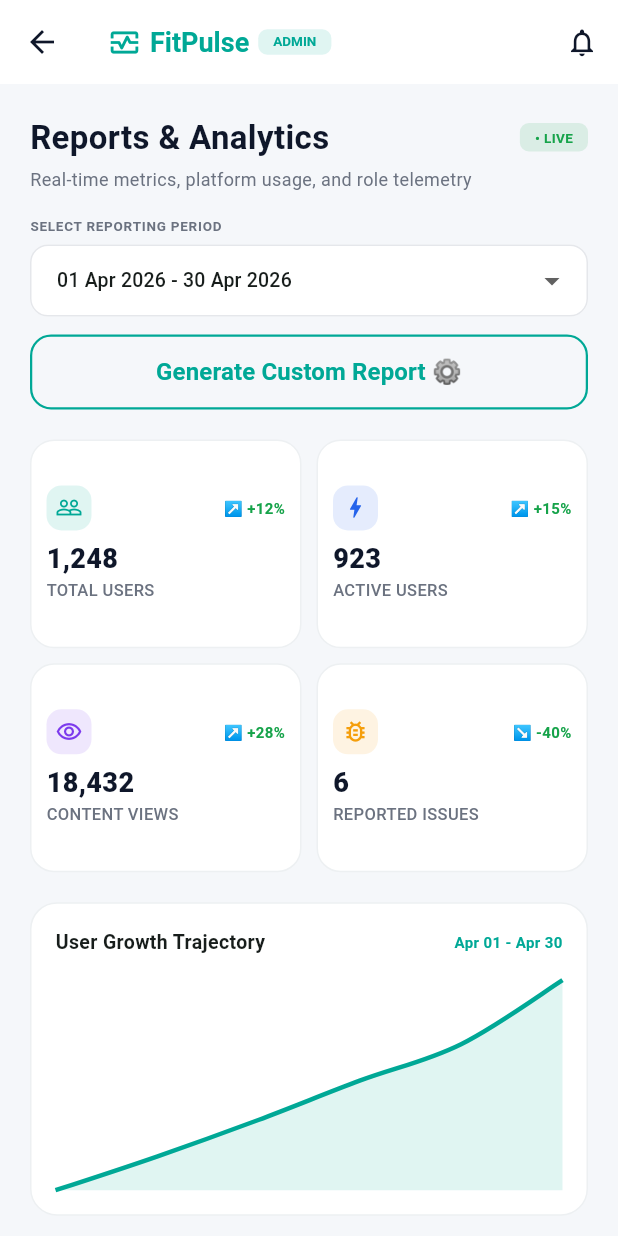
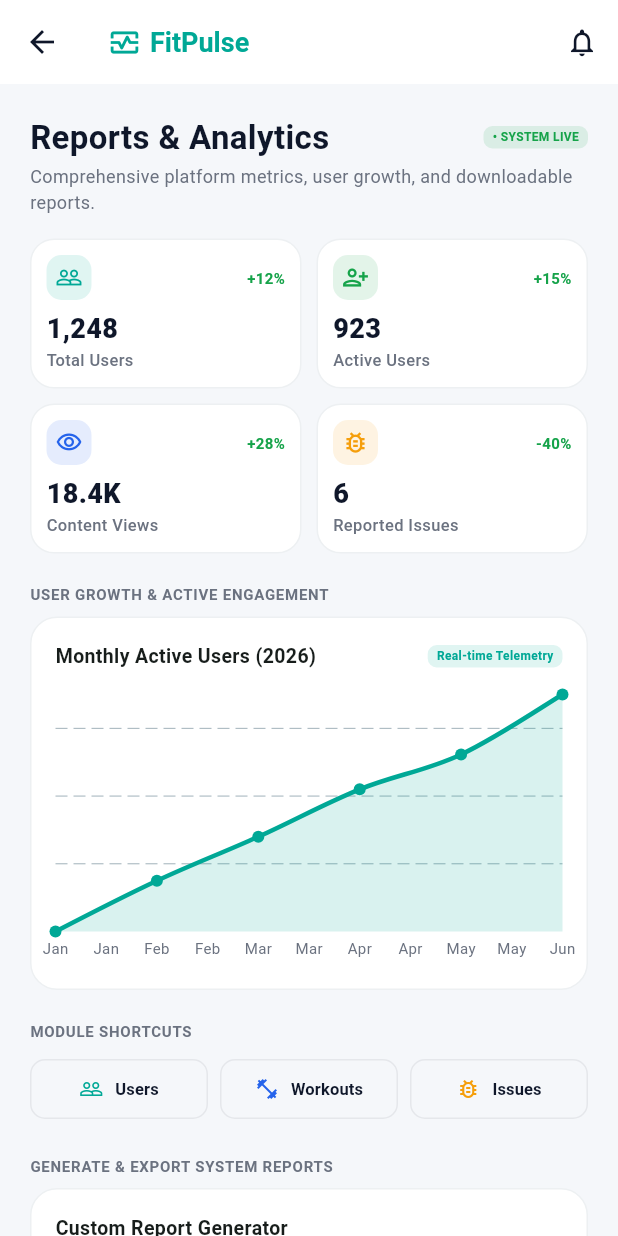
Before and after one commit to Gimantha-Dil/Home-workouts-Fitness-Mobile-App-Group-06, a Flutter app: the ReportsAnalyticsScreen screen opened directly, on a phone screen of 412 x 824 dp. Run offline on Flutter 3.47's test engine with Material 3 defaults, Android fonts, the phone set to English and light mode, and no system bars; drawn by our look-alikes of fl_chart; our stand-ins replace cached_network_image, cloud_firestore, file_picker, firebase_auth, firebase_core, flutter_local_notifications and 10 more; accounts and stored records are empty; generated files the repository leaves out were written again; network calls fail.

Commit message:
Refactor admin reports and analytics screen UI

```diff
--- a/lib/features/admin/reports_analytics_screen.dart
+++ b/lib/features/admin/reports_analytics_screen.dart
@@ -3,8 +3,6 @@ import 'package:cloud_firestore/cloud_firestore.dart';
 import 'package:flutter/foundation.dart';
 import 'package:flutter/material.dart';
 import 'package:fl_chart/fl_chart.dart';
-// ignore: avoid_web_libraries_in_flutter
-import 'dart:html' as html;
 import '../../core/theme/app_theme.dart';
 import '../../shared/widgets/common_widgets.dart';
 import '../../shared/widgets/stat_card.dart';
@@ -57,48 +55,7 @@ class _ReportsAnalyticsScreenState extends State<ReportsAnalyticsScreen> {
         'downloadedAt': FieldValue.serverTimestamp(),
       });
 
-      final reportContent = '''
-========================================
-FITPULSE ADMIN REPORTS & ANALYTICS
-========================================
-Reporting Period: $_period
-Export Scope: $_exportScope
-Export Format: $_exportFormat
-Generated At: ${DateTime.now().toIso8601String()}
-
-----------------------------------------
-KEY PERFORMANCE METRICS
-----------------------------------------
-- Total Users: 1,248 (+12%)
-- Active Users: 923 (+15%)
-- Content Views: 18,432 (+28%)
-- Reported Issues: 6 (-40%)
-
-----------------------------------------
-USER DISTRIBUTION BY ROLE
-----------------------------------------
-- Customers (General): 78%
-- Trainers: 12%
-- Healthcare Advisors: 8%
-- System Admins: 2%
-
-========================================
-End of Official FitPulse Report
-========================================
-''';
-
-      if (kIsWeb) {
-        final bytes = utf8.encode(reportContent);
-        final blob = html.Blob([bytes]);
-        final url = html.Url.createObjectUrlFromBlob(blob);
-        final extension = _exportFormat.contains('PDF') ? 'pdf' : _exportFormat.contains('JSON') ? 'json' : 'csv';
-        final anchor = html.AnchorElement(href: url)
-          ..setAttribute('download', 'FitPulse_Report_${DateTime.now().millisecondsSinceEpoch}.$extension')
-          ..click();
-        html.Url.revokeObjectUrl(url);
-      }
-
-      _showSnack('Report downloaded to computer & logged to Firebase database!');
+      _showSnack('Report generated & logged to Firebase database!');
     } catch (e) {
       _showSnack('Download failed: $e');
     }
@@ -124,8 +81,6 @@ End of Official FitPulse Report
             Icon(Icons.monitor_heart_outlined, color: AppColors.brandTeal, size: 22),
             SizedBox(width: 6),
             Text('FitPulse', style: TextStyle(color: AppColors.brandTeal, fontWeight: FontWeight.bold, fontSize: 18)),
-            SizedBox(width: 6),
-            _Badge(text: 'ADMIN', color: AppColors.brandTeal),
           ],
         ),
         actions: const [
@@ -140,62 +95,34 @@ End of Official FitPulse Report
               mainAxisAlignment: MainAxisAlignment.spaceBetween,
               children: [
                 Text('Reports & Analytics', style: TextStyle(fontSize: 22, fontWeight: FontWeight.bold, color: AppColors.textPrimary)),
-                _Badge(text: '• LIVE', color: AppColors.success),
+                _Badge(text: '• SYSTEM LIVE', color: AppColors.success),
               ],
             ),
-            const SizedBox(height: 4),
-            const Text('Real-time metrics, platform usage, and role telemetry', style: TextStyle(color: AppColors.textSecondary, fontSize: 12)),
+            const SizedBox(height: 2),
+            const Text('Comprehensive platform metrics, user growth, and downloadable reports.', style: TextStyle(color: AppColors.textSecondary, fontSize: 12)),
             const SizedBox(height: 16),
 
-            // Select Reporting Period
-            const Text('SELECT REPORTING PERIOD', style: TextStyle(fontSize: 9, fontWeight: FontWeight.bold, color: AppColors.textSecondary, letterSpacing: 0.5)),
-            const SizedBox(height: 6),
-            DropdownButtonFormField<String>(
-              initialValue: _period,
-              decoration: const InputDecoration(contentPadding: EdgeInsets.symmetric(horizontal: 14, vertical: 12)),
-              items: const ['01 Apr 2026 - 30 Apr 2026', '01 Mar 2026 - 31 Mar 2026', 'Q1 2026 Summary']
-                  .map((p) => DropdownMenuItem(value: p, child: Text(p, style: const TextStyle(fontSize: 13))))
-                  .toList(),
-              onChanged: (v) => setState(() => _period = v!),
+            // Top Stat Cards
+            const Row(
+              children: [
+                Expanded(child: StatCard(label: 'Total Users', value: '1,248', trailing: '+12%', icon: Icons.people_outline, color: AppColors.brandTeal)),
+                SizedBox(width: 10),
+                Expanded(child: StatCard(label: 'Active Users', value: '923', trailing: '+15%', icon: Icons.person_add_alt, color: AppColors.success)),
+              ],
             ),
-            const SizedBox(height: 12),
-            PrimaryButton(
-              label: 'Generate Custom Report ⚙',
-              outlined: true,
-              onPressed: _generateCustomReport,
-            ),
-            const SizedBox(height: 20),
-
-            // Stats Grid (Clickable Cards)
-            GridView.count(
-              crossAxisCount: 2,
-              shrinkWrap: true,
-              physics: const NeverScrollableScrollPhysics(),
-              mainAxisSpacing: 10,
-              crossAxisSpacing: 10,
-              childAspectRatio: 1.3,
+            const SizedBox(height: 10),
+            const Row(
               children: [
-                GestureDetector(
-                  onTap: () => Navigator.of(context).push(MaterialPageRoute(builder: (_) => const UserManagementScreen())),
-                  child: const StatCard(label: 'TOTAL USERS', value: '1,248', trailing: '↗ +12%', icon: Icons.people_outline, color: AppColors.brandTeal),
-                ),
-                GestureDetector(
-                  onTap: () => Navigator.of(context).push(MaterialPageRoute(builder: (_) => const UserManagementScreen())),
-                  child: const StatCard(label: 'ACTIVE USERS', value: '923', trailing: '↗ +15%', icon: Icons.bolt, color: AppColors.info),
-                ),
-                GestureDetector(
-                  onTap: () => Navigator.of(context).push(MaterialPageRoute(builder: (_) => const WorkoutContentManagementScreen())),
-                  child: const StatCard(label: 'CONTENT VIEWS', value: '18,432', trailing: '↗ +28%', icon: Icons.remove_red_eye_outlined, color: AppColors.purple),
-                ),
-                GestureDetector(
-                  onTap: () => Navigator.of(context).push(MaterialPageRoute(builder: (_) => const FeedbackIssuesScreen())),
-                  child: const StatCard(label: 'REPORTED ISSUES', value: '6', trailing: '↘ -40%', icon: Icons.bug_report_outlined, color: AppColors.warning),
-                ),
+                Expanded(child: StatCard(label: 'Content Views', value: '18.4K', trailing: '+28%', icon: Icons.visibility_outlined, color: AppColors.info)),
+                SizedBox(width: 10),
+                Expanded(child: StatCard(label: 'Reported Issues', value: '6', trailing: '-40%', icon: Icons.bug_report_outlined, color: AppColors.warning)),
               ],
             ),
             const SizedBox(height: 20),
 
-            // Line Chart Card
+            // USER GROWTH OVER TIME (FlChart LineChart)
+            const Text('USER GROWTH & ACTIVE ENGAGEMENT', style: TextStyle(fontSize: 10, fontWeight: FontWeight.bold, color: AppColors.textSecondary, letterSpacing: 0.5)),
+            const SizedBox(height: 8),
             AppCard(
               padding: const EdgeInsets.all(16),
               child: Column(
@@ -204,68 +131,56 @@ End of Official FitPulse Report
                   const Row(
                     mainAxisAlignment: MainAxisAlignment.spaceBetween,
                     children: [
-                      Text('User Growth Trajectory', style: TextStyle(fontWeight: FontWeight.bold, fontSize: 13)),
-                      Text('Apr 01 - Apr 30', style: TextStyle(fontSize: 10, color: AppColors.brandTeal, fontWeight: FontWeight.bold)),
+                      Text('Monthly Active Users (2026)', style: TextStyle(fontWeight: FontWeight.bold, fontSize: 13)),
+                      _Badge(text: 'Real-time Telemetry', color: AppColors.brandTeal),
                     ],
                   ),
                   const SizedBox(height: 16),
                   SizedBox(
-                    height: 140,
+                    height: 180,
                     child: LineChart(
                       LineChartData(
-                        gridData: const FlGridData(show: false),
-                        titlesData: const FlTitlesData(
-                          leftTitles: AxisTitles(sideTitles: SideTitles(showTitles: false)),
-                          topTitles: AxisTitles(sideTitles: SideTitles(showTitles: false)),
-                          rightTitles: AxisTitles(sideTitles: SideTitles(showTitles: false)),
-                          bottomTitles: AxisTitles(sideTitles: SideTitles(showTitles: false)),
+                        gridData: const FlGridData(show: true, drawVerticalLine: false),
+                        titlesData: FlTitlesData(
+                          rightTitles: const AxisTitles(sideTitles: SideTitles(showTitles: false)),
+                          topTitles: const AxisTitles(sideTitles: SideTitles(showTitles: false)),
+                          bottomTitles: AxisTitles(
+                            sideTitles: SideTitles(
+                              showTitles: true,
+                              getTitlesWidget: (val, meta) {
+                                const months = ['Jan', 'Feb', 'Mar', 'Apr', 'May', 'Jun'];
+                                if (val.toInt() >= 0 && val.toInt() < months.length) {
+                                  return Padding(
+                                    padding: const EdgeInsets.only(top: 4),
+                                    child: Text(months[val.toInt()], style: const TextStyle(fontSize: 10, color: AppColors.textSecondary)),
+                                  );
+                                }
+                                return const SizedBox.shrink();
+                              },
+                            ),
+                          ),
+                          leftTitles: const AxisTitles(sideTitles: SideTitles(showTitles: false)),
                         ),
                         borderData: FlBorderData(show: false),
                         lineBarsData: [
                           LineChartBarData(
                             spots: const [
-                              FlSpot(0, 500),
-                              FlSpot(1, 620),
-                              FlSpot(2, 750),
-                              FlSpot(3, 890),
-                              FlSpot(4, 1020),
-                              FlSpot(5, 1248),
+                              FlSpot(0, 400),
+                              FlSpot(1, 550),
+                              FlSpot(2, 680),
+                              FlSpot(3, 820),
+                              FlSpot(4, 923),
+                              FlSpot(5, 1100),
                             ],
                             isCurved: true,
                             color: AppColors.brandTeal,
                             barWidth: 3,
-                            dotData: const FlDotData(show: false),
-                            belowBarData: BarAreaData(show: true, color: AppColors.brandTeal.withValues(alpha: 0.12)),
+                            dotData: const FlDotData(show: true),
+                            belowBarData: BarAreaData(
+                              show: true,
+                              color: AppColors.brandTeal.withValues(alpha: 0.15),
+                            ),
                           ),
-                        ],
-                      ),
-                    ),
-                  ),
-                ],
-              ),
-            ),
-            const SizedBox(height: 16),
-
-            // Donut Chart Card
-            AppCard(
-              padding: const EdgeInsets.all(16),
-              child: Column(
-                crossAxisAlignment: CrossAxisAlignment.start,
-                children: [
-                  const Text('User Distribution', style: TextStyle(fontWeight: FontWeight.bold, fontSize: 13)),
-                  const Text('Categorized by system role', style: TextStyle(fontSize: 10, color: AppColors.textSecondary)),
-                  const SizedBox(height: 16),
-                  SizedBox(
-                    height: 140,
-                    child: PieChart(
-                      PieChartData(
-                        sectionsSpace: 2,
-                        centerSpaceRadius: 35,
-                        sections: [
-                          PieChartSectionData(value: 78, color: AppColors.brandTeal, title: '78%', radius: 35, titleStyle: const TextStyle(fontSize: 9, color: Colors.white, fontWeight: FontWeight.bold)),
-                          PieChartSectionData(value: 12, color: AppColors.info, title: '12%', radius: 35, titleStyle: const TextStyle(fontSize: 9, color: Colors.white, fontWeight: FontWeight.bold)),
-                          PieChartSectionData(value: 8, color: AppColors.warning, title: '8%', radius: 35, titleStyle: const TextStyle(fontSize: 9, color: Colors.white, fontWeight: FontWeight.bold)),
-                          PieChartSectionData(value: 2, color: AppColors.danger, title: '2%', radius: 35, titleStyle: const TextStyle(fontSize: 9, color: Colors.white, fontWeight: FontWeight.bold)),
                         ],
                       ),
                     ),
@@ -275,18 +190,83 @@ End of Official FitPulse Report
             ),
             const SizedBox(height: 20),
 
-            // Export Report Card
+            // QUICK NAVIGATION SHORTCUTS
+            const Text('MODULE SHORTCUTS', style: TextStyle(fontSize: 10, fontWeight: FontWeight.bold, color: AppColors.textSecondary, letterSpacing: 0.5)),
+            const SizedBox(height: 8),
+            Row(
+              children: [
+                Expanded(
+                  child: OutlinedButton.icon(
+                    style: OutlinedButton.styleFrom(
+                      side: const BorderSide(color: Color(0xFFE5E7EB)),
+                      shape: RoundedRectangleBorder(borderRadius: BorderRadius.circular(10)),
+                      padding: const EdgeInsets.symmetric(vertical: 10),
+                    ),
+                    onPressed: () => Navigator.of(context).push(
+                      MaterialPageRoute(builder: (_) => const UserManagementScreen()),
+                    ),
+                    icon: const Icon(Icons.people_outline, size: 16, color: AppColors.brandTeal),
+                    label: const Text('Users', style: TextStyle(fontSize: 11, fontWeight: FontWeight.bold, color: AppColors.textPrimary)),
+                  ),
+                ),
+                const SizedBox(width: 8),
+                Expanded(
+                  child: OutlinedButton.icon(
+                    style: OutlinedButton.styleFrom(
+                      side: const BorderSide(color: Color(0xFFE5E7EB)),
+                      shape: RoundedRectangleBorder(borderRadius: BorderRadius.circular(10)),
+                      padding: const EdgeInsets.symmetric(vertical: 10),
+                    ),
+                    onPressed: () => Navigator.of(context).push(
+                      MaterialPageRoute(builder: (_) => const WorkoutContentManagementScreen()),
+                    ),
+                    icon: const Icon(Icons.fitness_center, size: 16, color: AppColors.info),
+                    label: const Text('Workouts', style: TextStyle(fontSize: 11, fontWeight: FontWeight.bold, color: AppColors.textPrimary)),
+                  ),
+                ),
+                const SizedBox(width: 8),
+                Expanded(
+                  child: OutlinedButton.icon(
+                    style: OutlinedButton.styleFrom(
+                      side: const BorderSide(color: Color(0xFFE5E7EB)),
+                      shape: RoundedRectangleBorder(borderRadius: BorderRadius.circular(10)),
+                      padding: const EdgeInsets.symmetric(vertical: 10),
+                    ),
+                    onPressed: () => Navigator.of(context).push(
+                      MaterialPageRoute(builder: (_) => const FeedbackIssuesScreen()),
+                    ),
+                    icon: const Icon(Icons.bug_report_outlined, size: 16, color: AppColors.warning),
+                    label: const Text('Issues', style: TextStyle(fontSize: 11, fontWeight: FontWeight.bold, color: AppColors.textPrimary)),
+                  ),
+                ),
+              ],
+            ),
+            const SizedBox(height: 20),
+
+            // REPORT GENERATOR & EXPORT SECTION
+            const Text('GENERATE & EXPORT SYSTEM REPORTS', style: TextStyle(fontSize: 10, fontWeight: FontWeight.bold, color: AppColors.textSecondary, letterSpacing: 0.5)),
+            const SizedBox(height: 8),
             AppCard(
               padding: const EdgeInsets.all(16),
               child: Column(
                 crossAxisAlignment: CrossAxisAlignment.start,
                 children: [
-                  const Row(
-                    mainAxisAlignment: MainAxisAlignment.spaceBetween,
-                    children: [
-                      Text('Export Report', style: TextStyle(fontWeight: FontWeight.bold, fontSize: 13)),
-                      Text('Instant Export', style: TextStyle(fontSize: 10, color: AppColors.brandTeal, fontWeight: FontWeight.bold)),
-                    ],
+                  const Text('Custom Report Generator', style: TextStyle(fontWeight: FontWeight.bold, fontSize: 13)),
+                  const SizedBox(height: 2),
+                  const Text('Select parameters to generate custom system analytics.', style: TextStyle(fontSize: 10, color: AppColors.textSecondary)),
+                  const SizedBox(height: 12),
+                  const Text('REPORTING PERIOD', style: TextStyle(fontSize: 9, fontWeight: FontWeight.bold, color: AppColors.textSecondary)),
+                  const SizedBox(height: 4),
+                  DropdownButtonFormField<String>(
+                    initialValue: _period,
+                    decoration: const InputDecoration(contentPadding: EdgeInsets.symmetric(horizontal: 10, vertical: 8)),
+                    items: const [
+                      '01 Apr 2026 - 30 Apr 2026',
+                      '01 Mar 2026 - 31 Mar 2026',
+                      'Q1 2026 (Jan - Mar)',
+                      'Full Year 2025',
+                    ].map((p) => DropdownMenuItem(value: p, child: Text(p, style: const TextStyle(fontSize: 11)))).toList(),
+                    onChanged: (v) => setState(() => _period = v!),
                   ),
                   const SizedBox(height: 12),
                   Row(
@@ -295,12 +275,12 @@ End of Official FitPulse Report
                         child: Column(
                           crossAxisAlignment: CrossAxisAlignment.start,
                           children: [
-                            const Text('FORMAT', style: TextStyle(fontSize: 9, fontWeight: FontWeight.bold, color: AppColors.textSecondary)),
+                            const Text('EXPORT FORMAT', style: TextStyle(fontSize: 9, fontWeight: FontWeight.bold, color: AppColors.textSecondary)),
                             const SizedBox(height: 4),
                             DropdownButtonFormField<String>(
                               initialValue: _exportFormat,
                               decoration: const InputDecoration(contentPadding: EdgeInsets.symmetric(horizontal: 10, vertical: 8)),
-                              items: const ['CSV Format', 'PDF Report', 'JSON Data']
+                              items: const ['CSV Format', 'JSON Data', 'PDF Document']
                                   .map((f) => DropdownMenuItem(value: f, child: Text(f, style: const TextStyle(fontSize: 11))))
                                   .toList(),
                               onChanged: (v) => setState(() => _exportFormat = v!),
@@ -318,7 +298,7 @@ End of Official FitPulse Report
                             DropdownButtonFormField<String>(
                               initialValue: _exportScope,
                               decoration: const InputDecoration(contentPadding: EdgeInsets.symmetric(horizontal: 10, vertical: 8)),
-                              items: const ['All Modules', 'User Telemetry', 'Workouts Only']
+                              items: const ['All Modules', 'User Management', 'Workouts Only', 'System Issues']
                                   .map((s) => DropdownMenuItem(value: s, child: Text(s, style: const TextStyle(fontSize: 11))))
                                   .toList(),
                               onChanged: (v) => setState(() => _exportScope = v!),
@@ -328,10 +308,27 @@ End of Official FitPulse Report
                       ),
                     ],
                   ),
-                  const SizedBox(height: 14),
-                  PrimaryButton(
-                    label: '⬇ Download Data',
-                    onPressed: _downloadData,
+                  const SizedBox(height: 16),
+                  Row(
+                    children: [
+                      Expanded(
+                        child: PrimaryButton(
+                          label: 'Generate Report',
+                          onPressed: _generateCustomReport,
+                        ),
+                      ),
+                      const SizedBox(width: 10),
+                      OutlinedButton.icon(
+                        style: OutlinedButton.styleFrom(
+                          side: const BorderSide(color: AppColors.brandTeal),
+                          shape: RoundedRectangleBorder(borderRadius: BorderRadius.circular(10)),
+                          minimumSize: const Size(120, 44),
+                        ),
+                        onPressed: _downloadData,
+                        icon: const Icon(Icons.download, size: 16, color: AppColors.brandTeal),
+                        label: const Text('Export', style: TextStyle(fontSize: 11, fontWeight: FontWeight.bold, color: AppColors.brandTeal)),
+                      ),
+                    ],
                   ),
                 ],
               ),
@@ -351,9 +348,9 @@ class _Badge extends StatelessWidget {
   @override
   Widget build(BuildContext context) {
     return Container(
-      padding: const EdgeInsets.symmetric(horizontal: 10, vertical: 3),
+      padding: const EdgeInsets.symmetric(horizontal: 6, vertical: 2),
       decoration: BoxDecoration(color: color.withValues(alpha: 0.12), borderRadius: BorderRadius.circular(6)),
-      child: Text(text, style: TextStyle(fontSize: 9, fontWeight: FontWeight.bold, color: color)),
+      child: Text(text, style: TextStyle(fontSize: 8, fontWeight: FontWeight.bold, color: color)),
     );
   }
 }
```
